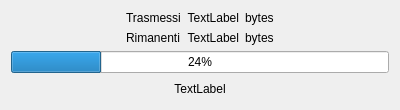
Qt form KCloud/GraphicClient/Loader.ui (milazzo-g/KCloud) before a commit.
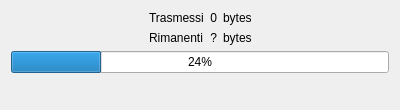
The same form after that commit.

Diff of the .ui file:
```diff
--- a/KCloud/GraphicClient/Loader.ui
+++ b/KCloud/GraphicClient/Loader.ui
@@ -59,7 +59,7 @@
          <item>
           <widget class="QLabel" name="transferredLabel">
            <property name="text">
-            <string>TextLabel</string>
+            <string>0</string>
            </property>
            <property name="alignment">
             <set>Qt::AlignRight|Qt::AlignTrailing|Qt::AlignVCenter</set>
@@ -69,7 +69,7 @@
          <item>
           <widget class="QLabel" name="remainingLabel">
            <property name="text">
-            <string>TextLabel</string>
+            <string>?</string>
            </property>
            <property name="alignment">
             <set>Qt::AlignRight|Qt::AlignTrailing|Qt::AlignVCenter</set>
@@ -123,7 +123,7 @@
    <item>
     <widget class="QLabel" name="messageLabel">
      <property name="text">
-      <string>TextLabel</string>
+      <string/>
      </property>
      <property name="alignment">
       <set>Qt::AlignCenter</set>
```
